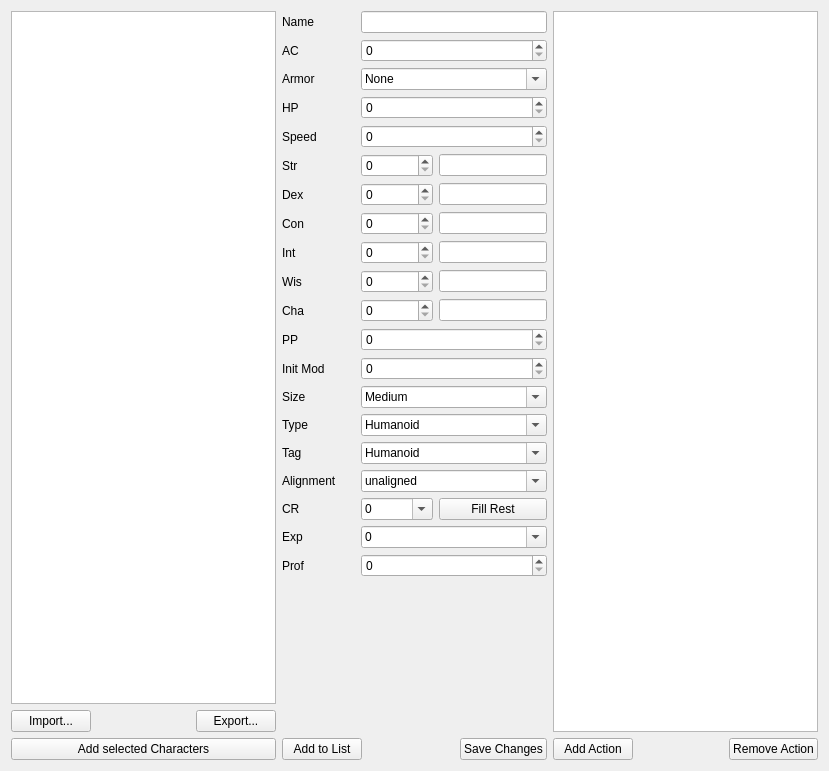
This is UI/character_selector.ui in Toeger/DnDtracker as Qt 5 draws it before an edit. The edited form follows.
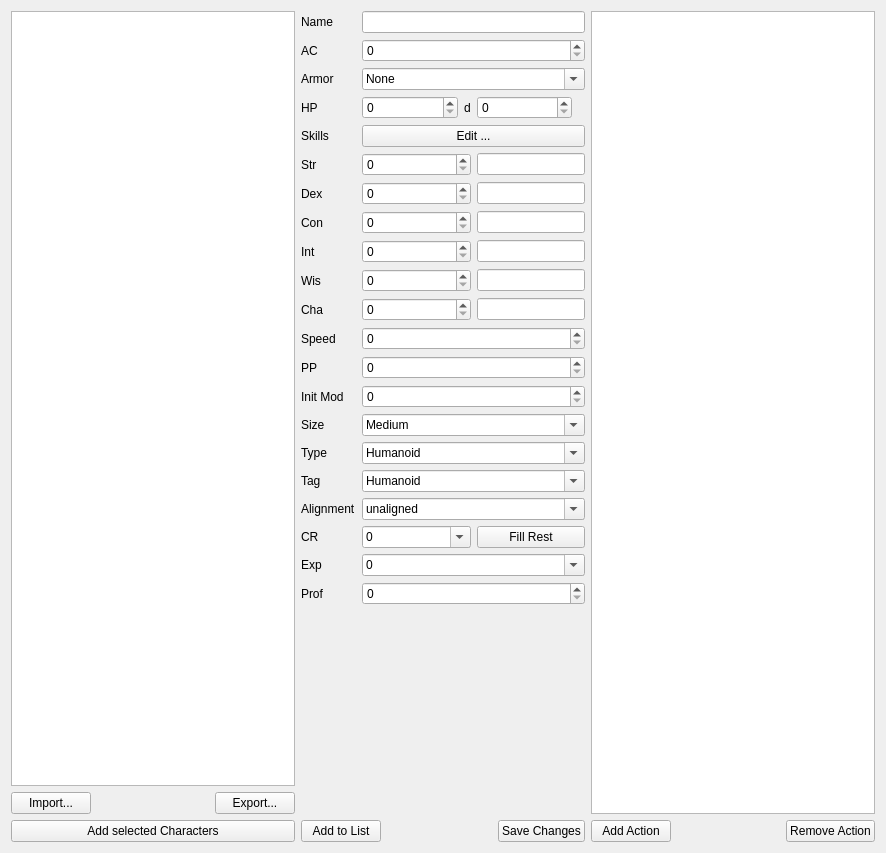
This is the edited form.

Commit message: Table now supports spinbox for numbers and checkbox for bool values.

Diff of the .ui file:
```diff
--- a/UI/character_selector.ui
+++ b/UI/character_selector.ui
@@ -6,14 +6,14 @@
    <rect>
     <x>0</x>
     <y>0</y>
-    <width>829</width>
-    <height>771</height>
+    <width>886</width>
+    <height>853</height>
    </rect>
   </property>
   <property name="windowTitle">
    <string>Form</string>
   </property>
-  <layout class="QHBoxLayout" name="horizontalLayout_4">
+  <layout class="QHBoxLayout" name="horizontalLayout_11">
    <item>
     <layout class="QVBoxLayout" name="verticalLayout">
      <item>
@@ -67,11 +67,182 @@
     </layout>
    </item>
    <item>
-    <layout class="QVBoxLayout" name="verticalLayout_3">
+    <layout class="QVBoxLayout" name="verticalLayout_4">
      <item>
-      <layout class="QGridLayout" name="gridLayout">
+      <layout class="QFormLayout" name="formLayout">
+       <item row="0" column="0">
+        <widget class="QLabel" name="label">
+         <property name="text">
+          <string>Name</string>
+         </property>
+        </widget>
+       </item>
+       <item row="0" column="1">
+        <widget class="QLineEdit" name="name_edit"/>
+       </item>
+       <item row="1" column="0">
+        <widget class="QLabel" name="label_13">
+         <property name="text">
+          <string>AC</string>
+         </property>
+        </widget>
+       </item>
+       <item row="1" column="1">
+        <widget class="QSpinBox" name="ac_spinbox"/>
+       </item>
+       <item row="2" column="0">
+        <widget class="QLabel" name="label_20">
+         <property name="text">
+          <string>Armor</string>
+         </property>
+        </widget>
+       </item>
+       <item row="2" column="1">
+        <widget class="QComboBox" name="armor_selector">
+         <property name="editable">
+          <bool>true</bool>
+         </property>
+         <property name="currentIndex">
+          <number>0</number>
+         </property>
+         <item>
+          <property name="text">
+           <string>None</string>
+          </property>
+         </item>
+         <item>
+          <property name="text">
+           <string>Natural Armor</string>
+          </property>
+         </item>
+         <item>
+          <property name="text">
+           <string>Leather Armor</string>
+          </property>
+         </item>
+         <item>
+          <property name="text">
+           <string>Studded Leather Armor</string>
+          </property>
+         </item>
+        </widget>
+       </item>
+       <item row="3" column="0">
+        <widget class="QLabel" name="label_21">
+         <property name="text">
+          <string>HP</string>
+         </property>
+        </widget>
+       </item>
+       <item row="3" column="1">
+        <layout class="QHBoxLayout" name="horizontalLayout_12">
+         <item>
+          <widget class="QSpinBox" name="level_selector"/>
+         </item>
+         <item>
+          <widget class="QLabel" name="label_22">
+           <property name="sizePolicy">
+            <sizepolicy hsizetype="Fixed" vsizetype="Preferred">
+             <horstretch>0</horstretch>
+             <verstretch>0</verstretch>
+            </sizepolicy>
+           </property>
+           <property name="text">
+            <string>d</string>
+           </property>
+          </widget>
+         </item>
+         <item>
+          <widget class="QSpinBox" name="dice_selector"/>
+         </item>
+         <item>
+          <widget class="QLabel" name="hp_label">
+           <property name="sizePolicy">
+            <sizepolicy hsizetype="Fixed" vsizetype="Preferred">
+             <horstretch>0</horstretch>
+             <verstretch>0</verstretch>
+            </sizepolicy>
+           </property>
+           <property name="text">
+            <string/>
+           </property>
+          </widget>
+         </item>
+        </layout>
+       </item>
+       <item row="5" column="0">
+        <widget class="QLabel" name="label_4">
+         <property name="text">
+          <string>Str</string>
+         </property>
+        </widget>
+       </item>
        <item row="5" column="1">
-        <widget class="QSpinBox" name="str_spinbox"/>
+        <layout class="QHBoxLayout" name="horizontalLayout_4">
+         <item>
+          <widget class="QSpinBox" name="str_spinbox">
+           <property name="sizePolicy">
+            <sizepolicy hsizetype="MinimumExpanding" vsizetype="Fixed">
+             <horstretch>0</horstretch>
+             <verstretch>0</verstretch>
+            </sizepolicy>
+           </property>
+           <property name="maximum">
+            <number>30</number>
+           </property>
+          </widget>
+         </item>
+         <item>
+          <widget class="QLineEdit" name="str_modifier_edit">
+           <property name="sizePolicy">
+            <sizepolicy hsizetype="MinimumExpanding" vsizetype="Fixed">
+             <horstretch>0</horstretch>
+             <verstretch>0</verstretch>
+            </sizepolicy>
+           </property>
+           <property name="readOnly">
+            <bool>true</bool>
+           </property>
+          </widget>
+         </item>
+        </layout>
+       </item>
+       <item row="6" column="0">
+        <widget class="QLabel" name="label_5">
+         <property name="text">
+          <string>Dex</string>
+         </property>
+        </widget>
+       </item>
+       <item row="6" column="1">
+        <layout class="QHBoxLayout" name="horizontalLayout_5">
+         <item>
+          <widget class="QSpinBox" name="dex_spinbox">
+           <property name="sizePolicy">
+            <sizepolicy hsizetype="MinimumExpanding" vsizetype="Fixed">
+             <horstretch>0</horstretch>
+             <verstretch>0</verstretch>
+            </sizepolicy>
+           </property>
+           <property name="maximum">
+            <number>30</number>
+           </property>
+          </widget>
+         </item>
+         <item>
+          <widget class="QLineEdit" name="dex_modifier_edit">
+           <property name="sizePolicy">
+            <sizepolicy hsizetype="MinimumExpanding" vsizetype="Fixed">
+             <horstretch>0</horstretch>
+             <verstretch>0</verstretch>
+            </sizepolicy>
+           </property>
+           <property name="readOnly">
+            <bool>true</bool>
+           </property>
+          </widget>
+         </item>
+        </layout>
        </item>
        <item row="7" column="0">
         <widget class="QLabel" name="label_6">
@@ -80,47 +251,222 @@
          </property>
         </widget>
        </item>
-       <item row="22" column="0">
-        <widget class="QLabel" name="label_18">
-         <property name="text">
-          <string>Tag</string>
-         </property>
-        </widget>
+       <item row="7" column="1">
+        <layout class="QHBoxLayout" name="horizontalLayout_6">
+         <item>
+          <widget class="QSpinBox" name="con_spinbox">
+           <property name="sizePolicy">
+            <sizepolicy hsizetype="MinimumExpanding" vsizetype="Fixed">
+             <horstretch>0</horstretch>
+             <verstretch>0</verstretch>
+            </sizepolicy>
+           </property>
+           <property name="maximum">
+            <number>30</number>
+           </property>
+          </widget>
+         </item>
+         <item>
+          <widget class="QLineEdit" name="con_modifier_edit">
+           <property name="sizePolicy">
+            <sizepolicy hsizetype="MinimumExpanding" vsizetype="Fixed">
+             <horstretch>0</horstretch>
+             <verstretch>0</verstretch>
+            </sizepolicy>
+           </property>
+           <property name="readOnly">
+            <bool>true</bool>
+           </property>
+          </widget>
+         </item>
+        </layout>
        </item>
-       <item row="5" column="0">
-        <widget class="QLabel" name="label_4">
+       <item row="8" column="0">
+        <widget class="QLabel" name="label_7">
          <property name="text">
-          <string>Str</string>
+          <string>Int</string>
          </property>
         </widget>
        </item>
-       <item row="1" column="0">
-        <widget class="QLabel" name="label_13">
+       <item row="8" column="1">
+        <layout class="QHBoxLayout" name="horizontalLayout_7">
+         <item>
+          <widget class="QSpinBox" name="int_spinbox">
+           <property name="sizePolicy">
+            <sizepolicy hsizetype="MinimumExpanding" vsizetype="Fixed">
+             <horstretch>0</horstretch>
+             <verstretch>0</verstretch>
+            </sizepolicy>
+           </property>
+           <property name="maximum">
+            <number>30</number>
+           </property>
+          </widget>
+         </item>
+         <item>
+          <widget class="QLineEdit" name="int_modifier_edit">
+           <property name="sizePolicy">
+            <sizepolicy hsizetype="MinimumExpanding" vsizetype="Fixed">
+             <horstretch>0</horstretch>
+             <verstretch>0</verstretch>
+            </sizepolicy>
+           </property>
+           <property name="readOnly">
+            <bool>true</bool>
+           </property>
+          </widget>
+         </item>
+        </layout>
+       </item>
+       <item row="9" column="0">
+        <widget class="QLabel" name="label_8">
          <property name="text">
-          <string>AC</string>
+          <string>Wis</string>
          </property>
         </widget>
        </item>
-       <item row="27" column="0">
-        <spacer name="verticalSpacer">
-         <property name="orientation">
-          <enum>Qt::Vertical</enum>
-         </property>
-         <property name="sizeHint" stdset="0">
-          <size>
-           <width>20</width>
-           <height>40</height>
-          </size>
-         </property>
-        </spacer>
-       </item>
        <item row="9" column="1">
-        <widget class="QSpinBox" name="wis_spinbox"/>
+        <layout class="QHBoxLayout" name="horizontalLayout_8">
+         <item>
+          <widget class="QSpinBox" name="wis_spinbox">
+           <property name="sizePolicy">
+            <sizepolicy hsizetype="MinimumExpanding" vsizetype="Fixed">
+             <horstretch>0</horstretch>
+             <verstretch>0</verstretch>
+            </sizepolicy>
+           </property>
+           <property name="maximum">
+            <number>30</number>
+           </property>
+          </widget>
+         </item>
+         <item>
+          <widget class="QLineEdit" name="wis_modifier_edit">
+           <property name="sizePolicy">
+            <sizepolicy hsizetype="MinimumExpanding" vsizetype="Fixed">
+             <horstretch>0</horstretch>
+             <verstretch>0</verstretch>
+            </sizepolicy>
+           </property>
+           <property name="readOnly">
+            <bool>true</bool>
+           </property>
+          </widget>
+         </item>
+        </layout>
+       </item>
+       <item row="10" column="0">
+        <widget class="QLabel" name="label_9">
+         <property name="text">
+          <string>Cha</string>
+         </property>
+        </widget>
        </item>
        <item row="10" column="1">
-        <widget class="QSpinBox" name="cha_spinbox"/>
+        <layout class="QHBoxLayout" name="horizontalLayout_9">
+         <item>
+          <widget class="QSpinBox" name="cha_spinbox">
+           <property name="sizePolicy">
+            <sizepolicy hsizetype="MinimumExpanding" vsizetype="Fixed">
+             <horstretch>0</horstretch>
+             <verstretch>0</verstretch>
+            </sizepolicy>
+           </property>
+           <property name="maximum">
+            <number>30</number>
+           </property>
+          </widget>
+         </item>
+         <item>
+          <widget class="QLineEdit" name="cha_modifier_edit">
+           <property name="sizePolicy">
+            <sizepolicy hsizetype="MinimumExpanding" vsizetype="Fixed">
+             <horstretch>0</horstretch>
+             <verstretch>0</verstretch>
+            </sizepolicy>
+           </property>
+           <property name="readOnly">
+            <bool>true</bool>
+           </property>
+          </widget>
+         </item>
+        </layout>
        </item>
-       <item row="21" column="1" colspan="2">
+       <item row="12" column="0">
+        <widget class="QLabel" name="label_12">
+         <property name="text">
+          <string>PP</string>
+         </property>
+        </widget>
+       </item>
+       <item row="12" column="1">
+        <widget class="QSpinBox" name="pp_spinbox"/>
+       </item>
+       <item row="13" column="0">
+        <widget class="QLabel" name="label_14">
+         <property name="text">
+          <string>Init Mod</string>
+         </property>
+        </widget>
+       </item>
+       <item row="13" column="1">
+        <widget class="QSpinBox" name="initmod_spinbox"/>
+       </item>
+       <item row="14" column="0">
+        <widget class="QLabel" name="label_16">
+         <property name="text">
+          <string>Size</string>
+         </property>
+        </widget>
+       </item>
+       <item row="14" column="1">
+        <widget class="QComboBox" name="size_selector">
+         <property name="editable">
+          <bool>true</bool>
+         </property>
+         <property name="currentIndex">
+          <number>2</number>
+         </property>
+         <item>
+          <property name="text">
+           <string>Tiny</string>
+          </property>
+         </item>
+         <item>
+          <property name="text">
+           <string>Small</string>
+          </property>
+         </item>
+         <item>
+          <property name="text">
+           <string>Medium</string>
+          </property>
+         </item>
+         <item>
+          <property name="text">
+           <string>Large</string>
+          </property>
+         </item>
+         <item>
+          <property name="text">
+           <string>Huge</string>
+          </property>
+         </item>
+         <item>
+          <property name="text">
+           <string>Gargantuan</string>
+          </property>
+         </item>
+        </widget>
+       </item>
+       <item row="15" column="0">
+        <widget class="QLabel" name="label_17">
+         <property name="text">
+          <string>Type</string>
+         </property>
+        </widget>
+       </item>
+       <item row="15" column="1">
         <widget class="QComboBox" name="type_selector">
          <property name="editable">
           <bool>true</bool>
@@ -200,98 +546,14 @@
          </item>
         </widget>
        </item>
-       <item row="4" column="0">
-        <widget class="QLabel" name="label_3">
+       <item row="16" column="0">
+        <widget class="QLabel" name="label_18">
          <property name="text">
-          <string>Speed</string>
+          <string>Tag</string>
          </property>
         </widget>
        </item>
-       <item row="6" column="0">
-        <widget class="QLabel" name="label_5">
-         <property name="text">
-          <string>Dex</string>
-         </property>
-        </widget>
-       </item>
-       <item row="0" column="0">
-        <widget class="QLabel" name="label">
-         <property name="text">
-          <string>Name</string>
-         </property>
-        </widget>
-       </item>
-       <item row="8" column="1">
-        <widget class="QSpinBox" name="int_spinbox"/>
-       </item>
-       <item row="8" column="0">
-        <widget class="QLabel" name="label_7">
-         <property name="text">
-          <string>Int</string>
-         </property>
-        </widget>
-       </item>
-       <item row="7" column="1">
-        <widget class="QSpinBox" name="con_spinbox"/>
-       </item>
-       <item row="10" column="0">
-        <widget class="QLabel" name="label_9">
-         <property name="text">
-          <string>Cha</string>
-         </property>
-        </widget>
-       </item>
-       <item row="9" column="0">
-        <widget class="QLabel" name="label_8">
-         <property name="text">
-          <string>Wis</string>
-         </property>
-        </widget>
-       </item>
-       <item row="6" column="1">
-        <widget class="QSpinBox" name="dex_spinbox"/>
-       </item>
-       <item row="3" column="0">
-        <widget class="QLabel" name="label_2">
-         <property name="text">
-          <string>HP</string>
-         </property>
-        </widget>
-       </item>
-       <item row="21" column="0">
-        <widget class="QLabel" name="label_17">
-         <property name="text">
-          <string>Type</string>
-         </property>
-        </widget>
-       </item>
-       <item row="23" column="0">
-        <widget class="QLabel" name="label_19">
-         <property name="text">
-          <string>Alignment</string>
-         </property>
-        </widget>
-       </item>
-       <item row="2" column="0">
-        <widget class="QLabel" name="label_20">
-         <property name="text">
-          <string>Armor</string>
-         </property>
-        </widget>
-       </item>
-       <item row="0" column="1" colspan="2">
-        <widget class="QLineEdit" name="name_edit"/>
-       </item>
-       <item row="1" column="1" colspan="2">
-        <widget class="QSpinBox" name="ac_spinbox"/>
-       </item>
-       <item row="3" column="1" colspan="2">
-        <widget class="QSpinBox" name="hp_spinbox"/>
-       </item>
-       <item row="4" column="1" colspan="2">
-        <widget class="QSpinBox" name="speed_spinbox"/>
-       </item>
-       <item row="22" column="1" colspan="2">
+       <item row="16" column="1">
         <widget class="QComboBox" name="tag_selector">
          <property name="editable">
           <bool>true</bool>
@@ -359,102 +621,14 @@
          </item>
         </widget>
        </item>
-       <item row="11" column="1" colspan="2">
-        <widget class="QSpinBox" name="pp_spinbox"/>
-       </item>
-       <item row="2" column="1" colspan="2">
-        <widget class="QComboBox" name="armor_selector">
-         <property name="editable">
-          <bool>true</bool>
-         </property>
-         <property name="currentIndex">
-          <number>0</number>
-         </property>
-         <item>
-          <property name="text">
-           <string>None</string>
-          </property>
-         </item>
-         <item>
-          <property name="text">
-           <string>Natural Armor</string>
-          </property>
-         </item>
-         <item>
-          <property name="text">
-           <string>Leather Armor</string>
-          </property>
-         </item>
-        </widget>
-       </item>
-       <item row="25" column="0">
-        <widget class="QLabel" name="label_11">
+       <item row="17" column="0">
+        <widget class="QLabel" name="label_19">
          <property name="text">
-          <string>Exp</string>
+          <string>Alignment</string>
          </property>
         </widget>
        </item>
-       <item row="12" column="0">
-        <widget class="QLabel" name="label_14">
-         <property name="text">
-          <string>Init Mod</string>
-         </property>
-        </widget>
-       </item>
-       <item row="13" column="1" colspan="2">
-        <widget class="QComboBox" name="size_selector">
-         <property name="editable">
-          <bool>true</bool>
-         </property>
-         <property name="currentIndex">
-          <number>2</number>
-         </property>
-         <item>
-          <property name="text">
-           <string>Tiny</string>
-          </property>
-         </item>
-         <item>
-          <property name="text">
-           <string>Small</string>
-          </property>
-         </item>
-         <item>
-          <property name="text">
-           <string>Medium</string>
-          </property>
-         </item>
-         <item>
-          <property name="text">
-           <string>Large</string>
-          </property>
-         </item>
-         <item>
-          <property name="text">
-           <string>Huge</string>
-          </property>
-         </item>
-         <item>
-          <property name="text">
-           <string>Gargantuan</string>
-          </property>
-         </item>
-        </widget>
-       </item>
-       <item row="6" column="2">
-        <widget class="QLineEdit" name="dex_modifier_edit">
-         <property name="sizePolicy">
-          <sizepolicy hsizetype="Minimum" vsizetype="Fixed">
-           <horstretch>0</horstretch>
-           <verstretch>0</verstretch>
-          </sizepolicy>
-         </property>
-         <property name="readOnly">
-          <bool>true</bool>
-         </property>
-        </widget>
-       </item>
-       <item row="23" column="1" colspan="2">
+       <item row="17" column="1">
         <widget class="QComboBox" name="alignment_selector">
          <property name="editable">
           <bool>true</bool>
@@ -514,24 +688,224 @@
          </item>
         </widget>
        </item>
-       <item row="11" column="0">
-        <widget class="QLabel" name="label_12">
+       <item row="18" column="0">
+        <widget class="QLabel" name="label_10">
          <property name="text">
-          <string>PP</string>
+          <string>CR</string>
          </property>
         </widget>
        </item>
-       <item row="13" column="0">
-        <widget class="QLabel" name="label_16">
+       <item row="18" column="1">
+        <layout class="QHBoxLayout" name="horizontalLayout_10">
+         <item>
+          <widget class="QComboBox" name="cr_selector">
+           <property name="sizePolicy">
+            <sizepolicy hsizetype="MinimumExpanding" vsizetype="Fixed">
+             <horstretch>0</horstretch>
+             <verstretch>0</verstretch>
+            </sizepolicy>
+           </property>
+           <property name="editable">
+            <bool>true</bool>
+           </property>
+           <property name="currentIndex">
+            <number>0</number>
+           </property>
+           <item>
+            <property name="text">
+             <string>0</string>
+            </property>
+           </item>
+           <item>
+            <property name="text">
+             <string>1/8</string>
+            </property>
+           </item>
+           <item>
+            <property name="text">
+             <string>1/4</string>
+            </property>
+           </item>
+           <item>
+            <property name="text">
+             <string>1/2</string>
+            </property>
+           </item>
+           <item>
+            <property name="text">
+             <string>1</string>
+            </property>
+           </item>
+           <item>
+            <property name="text">
+             <string>2</string>
+            </property>
+           </item>
+           <item>
+            <property name="text">
+             <string>3</string>
+            </property>
+           </item>
+           <item>
+            <property name="text">
+             <string>4</string>
+            </property>
+           </item>
+           <item>
+            <property name="text">
+             <string>5</string>
+            </property>
+           </item>
+           <item>
+            <property name="text">
+             <string>6</string>
+            </property>
+           </item>
+           <item>
+            <property name="text">
+             <string>7</string>
+            </property>
+           </item>
+           <item>
+            <property name="text">
+             <string>8</string>
+            </property>
+           </item>
+           <item>
+            <property name="text">
+             <string>9</string>
+            </property>
+           </item>
+           <item>
+            <property name="text">
+             <string>10</string>
+            </property>
+           </item>
+           <item>
+            <property name="text">
+             <string>11</string>
+            </property>
+           </item>
+           <item>
+            <property name="text">
+             <string>12</string>
+            </property>
+           </item>
+           <item>
+            <property name="text">
+             <string>13</string>
+            </property>
+           </item>
+           <item>
+            <property name="text">
+             <string>14</string>
+            </property>
+           </item>
+           <item>
+            <property name="text">
+             <string>15</string>
+            </property>
+           </item>
+           <item>
+            <property name="text">
+             <string>16</string>
+            </property>
+           </item>
+           <item>
+            <property name="text">
+             <string>17</string>
+            </property>
+           </item>
+           <item>
+            <property name="text">
+             <string>18</string>
+            </property>
+           </item>
+           <item>
+            <property name="text">
+             <string>19</string>
+            </property>
+           </item>
+           <item>
+            <property name="text">
+             <string>20</string>
+            </property>
+           </item>
+           <item>
+            <property name="text">
+             <string>21</string>
+            </property>
+           </item>
+           <item>
+            <property name="text">
+             <string>22</string>
+            </property>
+           </item>
+           <item>
+            <property name="text">
+             <string>23</string>
+            </property>
+           </item>
+           <item>
+            <property name="text">
+             <string>24</string>
+            </property>
+           </item>
+           <item>
+            <property name="text">
+             <string>25</string>
+            </property>
+           </item>
+           <item>
+            <property name="text">
+             <string>26</string>
+            </property>
+           </item>
+           <item>
+            <property name="text">
+             <string>27</string>
+            </property>
+           </item>
+           <item>
+            <property name="text">
+             <string>28</string>
+            </property>
+           </item>
+           <item>
+            <property name="text">
+             <string>29</string>
+            </property>
+           </item>
+           <item>
+            <property name="text">
+             <string>30</string>
+            </property>
+           </item>
+          </widget>
+         </item>
+         <item>
+          <widget class="QPushButton" name="fill_stats_based_on_challenge_rating_button">
+           <property name="sizePolicy">
+            <sizepolicy hsizetype="MinimumExpanding" vsizetype="Fixed">
+             <horstretch>0</horstretch>
+             <verstretch>0</verstretch>
+            </sizepolicy>
+           </property>
+           <property name="text">
+            <string>Fill Rest</string>
+           </property>
+          </widget>
+         </item>
+        </layout>
+       </item>
+       <item row="19" column="0">
+        <widget class="QLabel" name="label_11">
          <property name="text">
-          <string>Size</string>
+          <string>Exp</string>
          </property>
         </widget>
        </item>
-       <item row="26" column="1" colspan="2">
-        <widget class="QSpinBox" name="proficiency_spinbox"/>
-       </item>
-       <item row="25" column="1" colspan="2">
+       <item row="19" column="1">
         <widget class="QComboBox" name="exp_selector">
          <property name="editable">
           <bool>true</bool>
@@ -719,278 +1093,37 @@
          </item>
         </widget>
        </item>
-       <item row="5" column="2">
-        <widget class="QLineEdit" name="str_modifier_edit">
-         <property name="sizePolicy">
-          <sizepolicy hsizetype="Minimum" vsizetype="Fixed">
-           <horstretch>0</horstretch>
-           <verstretch>0</verstretch>
-          </sizepolicy>
-         </property>
-         <property name="readOnly">
-          <bool>true</bool>
-         </property>
-        </widget>
-       </item>
-       <item row="8" column="2">
-        <widget class="QLineEdit" name="int_modifier_edit">
-         <property name="sizePolicy">
-          <sizepolicy hsizetype="Minimum" vsizetype="Fixed">
-           <horstretch>0</horstretch>
-           <verstretch>0</verstretch>
-          </sizepolicy>
-         </property>
-         <property name="readOnly">
-          <bool>true</bool>
-         </property>
-        </widget>
-       </item>
-       <item row="7" column="2">
-        <widget class="QLineEdit" name="con_modifier_edit">
-         <property name="sizePolicy">
-          <sizepolicy hsizetype="Minimum" vsizetype="Fixed">
-           <horstretch>0</horstretch>
-           <verstretch>0</verstretch>
-          </sizepolicy>
-         </property>
-         <property name="readOnly">
-          <bool>true</bool>
-         </property>
-        </widget>
-       </item>
-       <item row="12" column="1" colspan="2">
-        <widget class="QSpinBox" name="initmod_spinbox"/>
-       </item>
-       <item row="9" column="2">
-        <widget class="QLineEdit" name="wis_modifier_edit">
-         <property name="sizePolicy">
-          <sizepolicy hsizetype="Minimum" vsizetype="Fixed">
-           <horstretch>0</horstretch>
-           <verstretch>0</verstretch>
-          </sizepolicy>
-         </property>
-         <property name="readOnly">
-          <bool>true</bool>
-         </property>
-        </widget>
-       </item>
-       <item row="10" column="2">
-        <widget class="QLineEdit" name="cha_modifier_edit">
-         <property name="sizePolicy">
-          <sizepolicy hsizetype="Minimum" vsizetype="Fixed">
-           <horstretch>0</horstretch>
-           <verstretch>0</verstretch>
-          </sizepolicy>
-         </property>
-         <property name="readOnly">
-          <bool>true</bool>
-         </property>
-        </widget>
-       </item>
-       <item row="26" column="0">
+       <item row="20" column="0">
         <widget class="QLabel" name="label_15">
          <property name="text">
           <string>Prof</string>
          </property>
         </widget>
        </item>
-       <item row="24" column="0">
-        <widget class="QLabel" name="label_10">
+       <item row="20" column="1">
+        <widget class="QSpinBox" name="proficiency_spinbox"/>
+       </item>
+       <item row="11" column="0">
+        <widget class="QLabel" name="label_3">
          <property name="text">
-          <string>CR</string>
+          <string>Speed</string>
          </property>
         </widget>
        </item>
-       <item row="24" column="1">
-        <widget class="QComboBox" name="cr_selector">
-         <property name="editable">
-          <bool>true</bool>
+       <item row="11" column="1">
+        <widget class="QSpinBox" name="speed_spinbox"/>
+       </item>
+       <item row="4" column="0">
+        <widget class="QLabel" name="label_2">
+         <property name="text">
+          <string>Skills</string>
          </property>
-         <property name="currentIndex">
-          <number>0</number>
-         </property>
-         <item>
-          <property name="text">
-           <string>0</string>
-          </property>
-         </item>
-         <item>
-          <property name="text">
-           <string>1/8</string>
-          </property>
-         </item>
-         <item>
-          <property name="text">
-           <string>1/4</string>
-          </property>
-         </item>
-         <item>
-          <property name="text">
-           <string>1/2</string>
-          </property>
-         </item>
-         <item>
-          <property name="text">
-           <string>1</string>
-          </property>
-         </item>
-         <item>
-          <property name="text">
-           <string>2</string>
-          </property>
-         </item>
-         <item>
-          <property name="text">
-           <string>3</string>
-          </property>
-         </item>
-         <item>
-          <property name="text">
-           <string>4</string>
-          </property>
-         </item>
-         <item>
-          <property name="text">
-           <string>5</string>
-          </property>
-         </item>
-         <item>
-          <property name="text">
-           <string>6</string>
-          </property>
-         </item>
-         <item>
-          <property name="text">
-           <string>7</string>
-          </property>
-         </item>
-         <item>
-          <property name="text">
-           <string>8</string>
-          </property>
-         </item>
-         <item>
-          <property name="text">
-           <string>9</string>
-          </property>
-         </item>
-         <item>
-          <property name="text">
-           <string>10</string>
-          </property>
-         </item>
-         <item>
-          <property name="text">
-           <string>11</string>
-          </property>
-         </item>
-         <item>
-          <property name="text">
-           <string>12</string>
-          </property>
-         </item>
-         <item>
-          <property name="text">
-           <string>13</string>
-          </property>
-         </item>
-         <item>
-          <property name="text">
-           <string>14</string>
-          </property>
-         </item>
-         <item>
-          <property name="text">
-           <string>15</string>
-          </property>
-         </item>
-         <item>
-          <property name="text">
-           <string>16</string>
-          </property>
-         </item>
-         <item>
-          <property name="text">
-           <string>17</string>
-          </property>
-         </item>
-         <item>
-          <property name="text">
-           <string>18</string>
-          </property>
-         </item>
-         <item>
-          <property name="text">
-           <string>19</string>
-          </property>
-         </item>
-         <item>
-          <property name="text">
-           <string>20</string>
-          </property>
-         </item>
-         <item>
-          <property name="text">
-           <string>21</string>
-          </property>
-         </item>
-         <item>
-          <property name="text">
-           <string>22</string>
-          </property>
-         </item>
-         <item>
-          <property name="text">
-           <string>23</string>
-          </property>
-         </item>
-         <item>
-          <property name="text">
-           <string>24</string>
-          </property>
-         </item>
-         <item>
-          <property name="text">
-           <string>25</string>
-          </property>
-         </item>
-         <item>
-          <property name="text">
-           <string>26</string>
-          </property>
-         </item>
-         <item>
-          <property name="text">
-           <string>27</string>
-          </property>
-         </item>
-         <item>
-          <property name="text">
-           <string>28</string>
-          </property>
-         </item>
-         <item>
-          <property name="text">
-           <string>29</string>
-          </property>
-         </item>
-         <item>
-          <property name="text">
-           <string>30</string>
-          </property>
-         </item>
         </widget>
        </item>
-       <item row="24" column="2">
-        <widget class="QPushButton" name="pushButton">
-         <property name="sizePolicy">
-          <sizepolicy hsizetype="Minimum" vsizetype="Fixed">
-           <horstretch>0</horstretch>
-           <verstretch>0</verstretch>
-          </sizepolicy>
-         </property>
+       <item row="4" column="1">
+        <widget class="QPushButton" name="skills_edit_button">
          <property name="text">
-          <string>Fill Rest</string>
+          <string>Edit ...</string>
          </property>
         </widget>
        </item>
```
Left out of the diff: 67 changed lines with no effect on the pictures. The commit also changes 12 other files.
